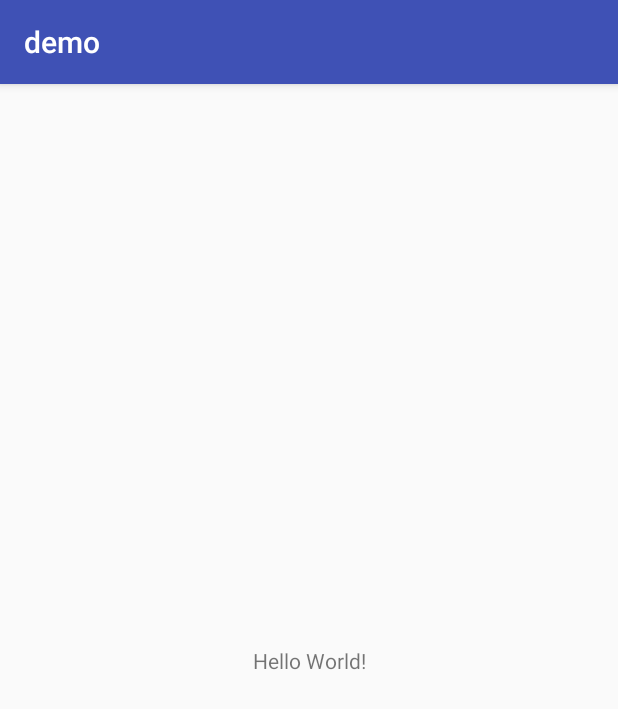
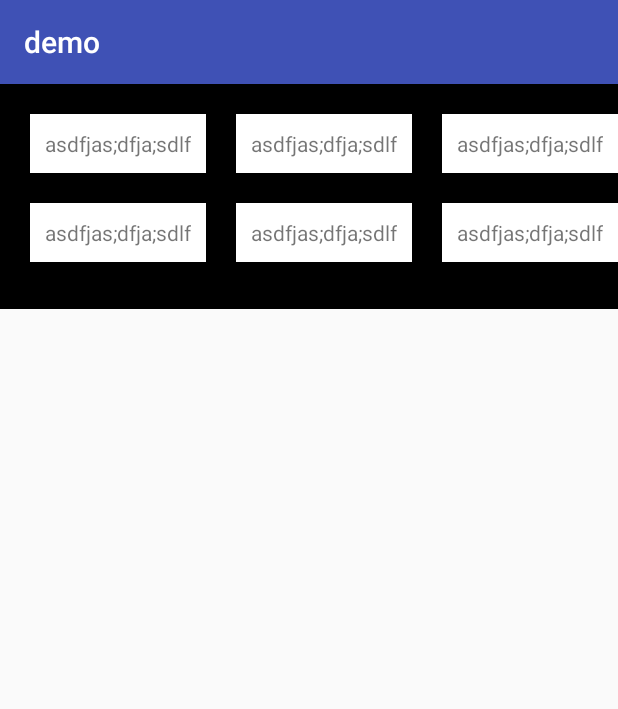
Before and after one commit to ruoyewu/wbase, an Android app: the screen it shows after launch (MainActivity), on a phone screen of 412 x 824 dp. Shown: the top 709 px of the screen. Run offline under Robolectric (Android 15) with nearby library versions, the phone set to English and light mode, and no system bars.

Commit message:
增加流式布局 SmartLinearLayout

```diff
--- a/demo/src/main/res/layout/activity_main.xml
+++ b/demo/src/main/res/layout/activity_main.xml
@@ -1,18 +1,71 @@
 <?xml version="1.0" encoding="utf-8"?>
-<android.support.constraint.ConstraintLayout xmlns:android="http://schemas.android.com/apk/res/android"
+<LinearLayout xmlns:android="http://schemas.android.com/apk/res/android"
     xmlns:app="http://schemas.android.com/apk/res-auto"
     xmlns:tools="http://schemas.android.com/tools"
     android:layout_width="match_parent"
     android:layout_height="match_parent"
     tools:context="com.wuruoye.demo.MainActivity">
 
-    <TextView
-        android:layout_width="wrap_content"
-        android:layout_height="wrap_content"
-        android:text="Hello World!"
-        app:layout_constraintBottom_toBottomOf="parent"
-        app:layout_constraintLeft_toLeftOf="parent"
-        app:layout_constraintRight_toRightOf="parent"
-        app:layout_constraintTop_toTopOf="parent" />
+    <HorizontalScrollView
+        android:layout_width="match_parent"
+        android:layout_height="150dp">
 
-</android.support.constraint.ConstraintLayout>
+        <com.wuruoye.library.widget.SmartLinearLayout
+            android:background="#000000"
+            android:padding="10dp"
+            app:orientation="horizontal"
+            android:layout_width="wrap_content"
+            android:layout_height="match_parent">
+
+            <TextView
+                android:text="asdfjas;dfja;sdlf"
+                android:padding="10dp"
+                android:layout_margin="10dp"
+                android:background="#ffffff"
+                android:layout_width="wrap_content"
+                android:layout_height="wrap_content" />
+            <TextView
+                android:text="asdfjas;dfja;sdlf"
+                android:padding="10dp"
+                android:layout_margin="10dp"
+                android:background="#ffffff"
+                android:layout_width="wrap_content"
+                android:layout_height="wrap_content" />
+            <TextView
+                android:text="asdfjas;dfja;sdlf"
+                android:padding="10dp"
+                android:layout_margin="10dp"
+                android:background="#ffffff"
+                android:layout_width="wrap_content"
+                android:layout_height="wrap_content" />
+            <TextView
+                android:text="asdfjas;dfja;sdlf"
+                android:padding="10dp"
+                android:layout_margin="10dp"
+                android:background="#ffffff"
+                android:layout_width="wrap_content"
+                android:layout_height="wrap_content" />
+            <TextView
+                android:text="asdfjas;dfja;sdlf"
+                android:padding="10dp"
+                android:layout_margin="10dp"
+                android:background="#ffffff"
+                android:layout_width="wrap_content"
+                android:layout_height="wrap_content" />
+            <TextView
+                android:text="asdfjas;dfja;sdlf"
+                android:padding="10dp"
+                android:layout_margin="10dp"
+                android:background="#ffffff"
+                android:layout_width="wrap_content"
+                android:layout_height="wrap_content" />
+            <TextView
+                android:text="asdfjas;dfja;sdlf"
+                android:padding="10dp"
+                android:layout_margin="10dp"
+                android:background="#ffffff"
+                android:layout_width="wrap_content"
+                android:layout_height="wrap_content" />
+        </com.wuruoye.library.widget.SmartLinearLayout>
+    </HorizontalScrollView>
+</LinearLayout>
--- a/library/src/main/java/com/wuruoye/library/widget/SmartLinearLayout.java
+++ b/library/src/main/java/com/wuruoye/library/widget/SmartLinearLayout.java
@@ -1,16 +1,13 @@
 package com.wuruoye.library.widget;
 
 import android.content.Context;
+import android.content.res.TypedArray;
 import android.support.annotation.Nullable;
 import android.util.AttributeSet;
 import android.view.View;
 import android.view.ViewGroup;
 
-
-import com.wuruoye.library.util.DensityUtil;
-
-import java.util.ArrayList;
-import java.util.List;
+import com.wuruoye.library.R;
 
 /**
  * Created by wuruoye on 2018/2/14.
@@ -18,7 +15,8 @@ import java.util.List;
  */
 
 public class SmartLinearLayout extends ViewGroup {
-    private List<View> mChildren = new ArrayList<>();
+    public static final int HORIZONTAL = 1;
+    public static final int VERTICAL = 0;
 
     private int mOrientation;
 
@@ -28,53 +26,130 @@ public class SmartLinearLayout extends ViewGroup {
 
     public SmartLinearLayout(Context context, @Nullable AttributeSet attrs) {
         super(context, attrs);
+        getAttr(attrs);
     }
 
     public SmartLinearLayout(Context context, @Nullable AttributeSet attrs, int defStyleAttr) {
         super(context, attrs, defStyleAttr);
+        getAttr(attrs);
+    }
+
+    private void getAttr(AttributeSet attrs) {
+        TypedArray array = getContext().obtainStyledAttributes(attrs, R.styleable.SmartLinearLayout);
+        mOrientation = array.getInt(R.styleable.SmartLinearLayout_orientation, VERTICAL);
+        array.recycle();
     }
 
     @Override
     protected void onLayout(boolean changed, int l, int t, int r, int b) {
-        int width = MeasureSpec.getSize(getMeasuredWidth());
-        int height = MeasureSpec.getSize(getMeasuredHeight())
-                - getPaddingStart() - getPaddingEnd();
+        getMeasuredHeight();
+        getMeasuredWidth();
+        int width = getWidth() - getPaddingStart() - getPaddingEnd();
+        int height = getHeight() - getPaddingTop() - getPaddingBottom();
+
         int currentWidth = 0;
         int currentHeight = 0;
-        int oneHeight = 0;
         for (int i = 0; i < getChildCount(); i++) {
             View view = getChildAt(i);
-            int widthMeasureSpec = MeasureSpec.makeMeasureSpec((1<<30) - 1,
-                    MeasureSpec.AT_MOST);
-            int heightMeasureSpec = MeasureSpec.makeMeasureSpec((1<<30) - 1,
-                    MeasureSpec.AT_MOST);
-            view.measure(widthMeasureSpec, heightMeasureSpec);
-            int w = view.getMeasuredWidth() + (int)DensityUtil.dp2px(getContext(), 10F);
-            int h = view.getMeasuredHeight() + (int)DensityUtil.dp2px(getContext(), 10F);
+            MarginLayoutParams marginLP = (MarginLayoutParams) view.getLayoutParams();
+            view.measure(view.getMeasuredWidth(), view.getMeasuredHeight());
+            int w = MeasureSpec.getSize(view.getMeasuredWidth()) +
+                    marginLP.leftMargin + marginLP.rightMargin;
+            int h = MeasureSpec.getSize(view.getMeasuredHeight()) +
+                    marginLP.topMargin + marginLP.bottomMargin;
+            if (mOrientation == VERTICAL) {
                 if (currentWidth + w <= width) {
-                int lv = currentWidth + (int)DensityUtil.dp2px(getContext(), 5F)
-                        + getPaddingStart();
-                int tv = currentHeight + (int)DensityUtil.dp2px(getContext(), 5F)
-                        + getPaddingTop();
-                int rv = lv + view.getMeasuredWidth();
-                int bv = tv + view.getMeasuredHeight();
+                    int lv = currentWidth + marginLP.leftMargin + getPaddingStart();
+                    int tv = currentHeight + marginLP.topMargin + getPaddingTop();
+                    int rv = lv + MeasureSpec.getSize(view.getMeasuredWidth());
+                    int bv = tv + MeasureSpec.getSize(view.getMeasuredHeight());
                     view.layout(lv, tv, rv, bv);
                     currentWidth += w;
-                oneHeight = h;
                 }else {
                     currentHeight += h;
                     currentWidth = 0;
                     i --;
                 }
-            LayoutParams layoutParams = getLayoutParams();
-            layoutParams.height = currentHeight + oneHeight + getPaddingTop() + getPaddingBottom();
-            setLayoutParams(layoutParams);
+            }else {
+                if (currentHeight + h <= height) {
+                    int lv = currentWidth + marginLP.leftMargin + getPaddingStart();
+                    int tv = currentHeight + marginLP.topMargin + getPaddingTop();
+                    int rv = lv + MeasureSpec.getSize(view.getMeasuredWidth());
+                    int bv = tv + MeasureSpec.getSize(view.getMeasuredHeight());
+                    view.layout(lv, tv, rv, bv);
+                    currentHeight += h;
+                }else {
+                    currentWidth += w;
+                    currentHeight = 0;
+                    i --;
+                }
+            }
         }
     }
 
-    public void setView(final List<View> viewList) {
-        for (View v : viewList) {
-            addView(v);
+    @Override
+    protected void onMeasure(int widthMeasureSpec, int heightMeasureSpec) {
+        super.onMeasure(widthMeasureSpec, heightMeasureSpec);
+        int width = MeasureSpec.getSize(getMeasuredWidth());
+        int height = MeasureSpec.getSize(getMeasuredHeight());
+        int currentWidth = 0;
+        int currentHeight = 0;
+        boolean isNewLine = true;
+        for (int i = 0; i < getChildCount(); i++) {
+            View view = getChildAt(i);
+            MarginLayoutParams marginLP = (MarginLayoutParams) view.getLayoutParams();
+            measureChild(view, widthMeasureSpec, heightMeasureSpec);
+            int w = MeasureSpec.getSize(view.getMeasuredWidth()) + marginLP.leftMargin
+                    + marginLP.rightMargin;
+            int h = MeasureSpec.getSize(view.getMeasuredHeight()) + marginLP.topMargin
+                    + marginLP.bottomMargin;
+
+            if (mOrientation == VERTICAL) {
+                if (isNewLine) {
+                    currentHeight += marginLP.topMargin + marginLP.bottomMargin + MeasureSpec.getSize(
+                            view.getMeasuredHeight());
+                    isNewLine = false;
+                }
+                if (currentWidth + w <= width || currentWidth == 0) {
+                    currentWidth +=
+                            w;
+                }else {
+                    currentWidth = 0;
+                    isNewLine = true;
+                    i --;
+                }
+            }else {
+                if (isNewLine) {
+                    currentWidth += marginLP.leftMargin + marginLP.rightMargin +
+                            MeasureSpec.getSize(view.getMeasuredWidth());
+                    isNewLine = false;
+                }
+                if (currentHeight + h <= height) {
+                    currentHeight += h;
+                }else {
+                    currentHeight = 0;
+                    isNewLine = true;
+                    i --;
                 }
             }
         }
+
+        if (mOrientation == VERTICAL) {
+            currentHeight += getPaddingTop() + getPaddingBottom();
+            setMeasuredDimension(width, currentHeight);
+        }else if (mOrientation == HORIZONTAL){
+            currentWidth += getPaddingStart() + getPaddingEnd();
+            setMeasuredDimension(currentWidth, height);
+        }
+    }
+
+    @Override
+    public LayoutParams generateLayoutParams(AttributeSet attrs) {
+        return new MarginLayoutParams(getContext(), attrs);
+    }
+
+    public void setOrientation(int orientation) {
+        mOrientation = orientation;
+        invalidate();
+    }
+}
```
Also changed, not shown: demo/build.gradle (+5 -5 lines), library/src/main/res/values/attr.xml (added, +9 -0 lines). Lines whose indentation alone changed are shown as unchanged.
